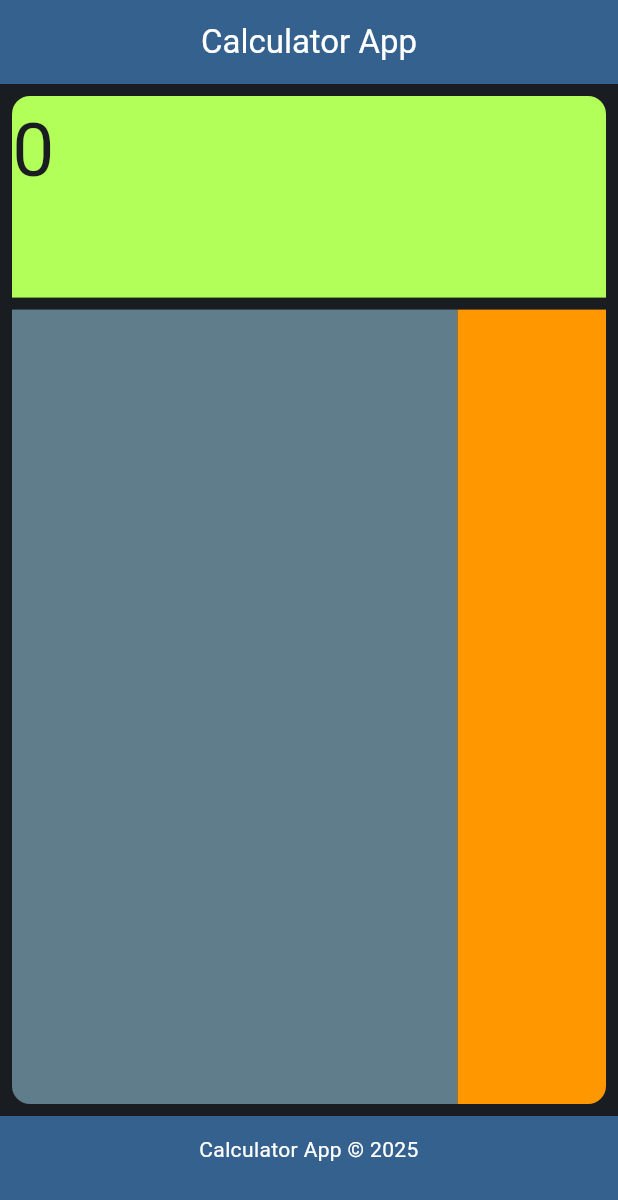
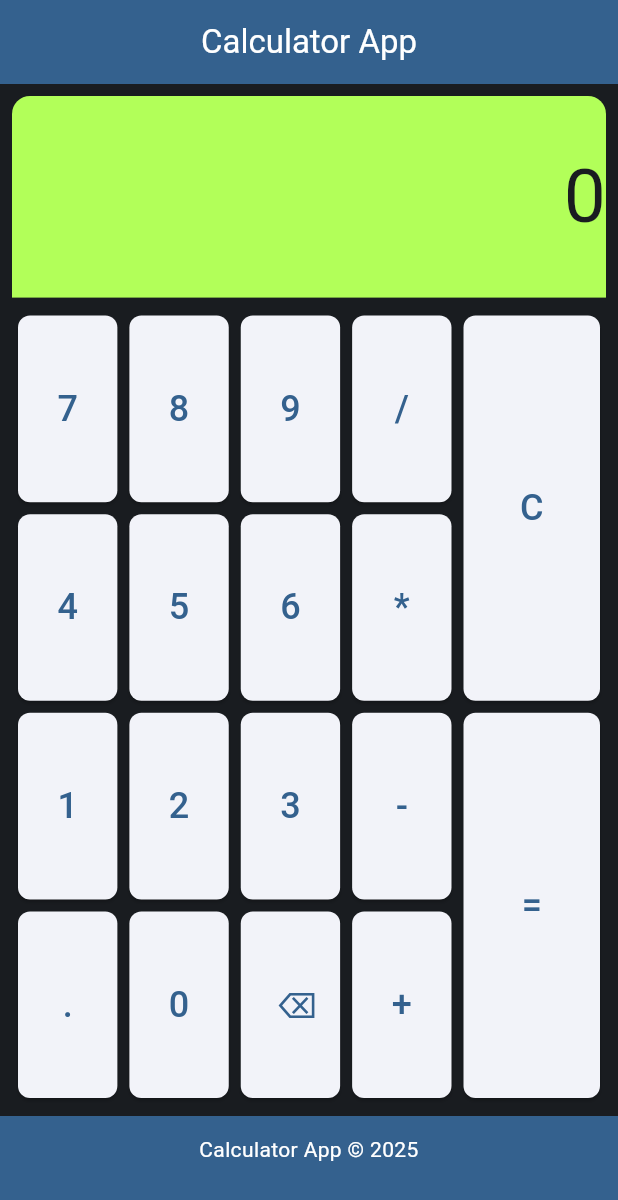
Before and after one commit to leobrowaldh/FlutterCalculator, a Flutter app: the screen it shows after launch, on a phone screen of 412 x 824 dp. Shown: the top 1200 px of the screen. Run offline on Flutter 3.47's test engine with Material 3 defaults, Android fonts, the phone set to English and light mode, and no system bars.

Commit message:
calculator implementation completed for single operations only

```diff
--- a/calculator/lib/widgets/big_buttons.dart
+++ b/calculator/lib/widgets/big_buttons.dart
@@ -1,10 +1,31 @@
+import 'package:calculator/widgets/calculator_button.dart';
 import 'package:flutter/material.dart';
 
 class BigButtons extends StatelessWidget {
-  const BigButtons({super.key});
+  final void Function(String) onPressed;
+  const BigButtons({super.key, required this.onPressed});
 
   @override
   Widget build(BuildContext context) {
-    return const ColoredBox(color: Colors.orange, child: SizedBox.expand());
+    return Column(
+      children: [
+        Expanded(
+          child: SizedBox.expand(
+            child: CalculatorButton(
+              label: 'C',
+              onPressed: () => onPressed('C'),
+            ),
+          ),
+        ),
+        Expanded(
+          child: SizedBox.expand(
+            child: CalculatorButton(
+              label: '=',
+              onPressed: () => onPressed('='),
+            ),
+          ),
+        ),
+      ],
+    );
   }
 }
--- /dev/null
+++ b/calculator/lib/widgets/calculator_button.dart
@@ -0,0 +1,27 @@
+import 'package:flutter/material.dart';
+
+class CalculatorButton extends StatelessWidget {
+  final String label;
+  final VoidCallback onPressed;
+
+  const CalculatorButton({
+    super.key,
+    required this.label,
+    required this.onPressed,
+  });
+
+  @override
+  Widget build(BuildContext context) {
+    return Padding(
+      padding: const EdgeInsets.all(4.0),
+      child: ElevatedButton(
+        style: ElevatedButton.styleFrom(
+          minimumSize: const Size(60, 60),
+          shape: RoundedRectangleBorder(borderRadius: BorderRadius.circular(8)),
+        ),
+        onPressed: onPressed,
+        child: Text(label, style: const TextStyle(fontSize: 24)),
+      ),
+    );
+  }
+}
--- a/calculator/lib/widgets/calculator_widget.dart
+++ b/calculator/lib/widgets/calculator_widget.dart
@@ -1,10 +1,24 @@
+import 'package:calculator/utils/calculator_controller.dart';
 import 'package:calculator/widgets/big_buttons.dart';
 import 'package:calculator/widgets/display.dart';
 import 'package:calculator/widgets/main_keyboard.dart';
 import 'package:flutter/material.dart';
 
-class CalculatorWidget extends StatelessWidget {
+class CalculatorWidget extends StatefulWidget {
   const CalculatorWidget({super.key});
+
+  @override
+  State<CalculatorWidget> createState() => _CalculatorWidgetState();
+}
+
+class _CalculatorWidgetState extends State<CalculatorWidget> {
+  final controller = CalculatorController();
+
+  void _handleButtonPress(String label) {
+    setState(() {
+      controller.onButtonPressed(label);
+    });
+  }
 
   @override
   Widget build(BuildContext context) {
@@ -12,15 +26,21 @@ class CalculatorWidget extends StatelessWidget {
       borderRadius: BorderRadius.circular(12.0),
       child: Column(
         children: [
-          Expanded(flex: 1, child: Display()),
+          Expanded(flex: 1, child: Display(text: controller.display)),
           Expanded(
             flex: 4,
             child: Padding(
               padding: const EdgeInsets.only(top: 8.0),
               child: Row(
-                children: const [
-                  Expanded(flex: 3, child: MainKeyboard()),
-                  Expanded(flex: 1, child: BigButtons()),
+                children: [
+                  Expanded(
+                    flex: 3,
+                    child: MainKeyboard(onPressed: _handleButtonPress),
+                  ),
+                  Expanded(
+                    flex: 1,
+                    child: BigButtons(onPressed: _handleButtonPress),
+                  ),
                 ],
               ),
             ),
--- a/calculator/lib/widgets/display.dart
+++ b/calculator/lib/widgets/display.dart
@@ -1,18 +1,22 @@
 import 'package:flutter/material.dart';
 
-class Display extends StatefulWidget {
-  const Display({super.key});
+class Display extends StatelessWidget {
+  final String text;
+  const Display({super.key, required this.text});
 
   @override
-  State<Display> createState() => _DisplayState();
-}
-
-class _DisplayState extends State<Display> {
-  @override
   Widget build(BuildContext context) {
-    return const ColoredBox(
+    return ColoredBox(
       color: Colors.lightGreenAccent,
-      child: SizedBox.expand(child: Text('0', style: TextStyle(fontSize: 50))),
+      child: SizedBox.expand(
+        child: Align(
+          alignment: Alignment.centerRight,
+          child: Text(
+            text.isEmpty ? '0' : text,
+            style: const TextStyle(fontSize: 50),
+          ),
+        ),
+      ),
     );
   }
 }
--- a/calculator/lib/widgets/main_keyboard.dart
+++ b/calculator/lib/widgets/main_keyboard.dart
@@ -1,10 +1,60 @@
 import 'package:flutter/material.dart';
+import 'package:calculator/widgets/calculator_button.dart';
 
 class MainKeyboard extends StatelessWidget {
-  const MainKeyboard({super.key});
+  final void Function(String) onPressed;
+  const MainKeyboard({super.key, required this.onPressed});
 
   @override
   Widget build(BuildContext context) {
-    return const ColoredBox(color: Colors.blueGrey, child: SizedBox.expand());
+    final labels = const [
+      '7',
+      '8',
+      '9',
+      '/',
+      '4',
+      '5',
+      '6',
+      '*',
+      '1',
+      '2',
+      '3',
+      '-',
+      '.',
+      '0',
+      '⌫',
+      '+',
+    ];
+
+    const crossAxisCount = 4;
+    final rows = (labels.length / crossAxisCount).ceil();
+
+    return LayoutBuilder(
+      builder: (context, constraints) {
+        // Compute cell aspect ratio (width / height) based on available space
+        final cellWidth = constraints.maxWidth / crossAxisCount;
+        final cellHeight = constraints.maxHeight / rows;
+        final aspectRatio = cellWidth / cellHeight;
+
+        return GridView.builder(
+          physics: const NeverScrollableScrollPhysics(),
+          padding: EdgeInsets.zero,
+          itemCount: labels.length,
+          gridDelegate: SliverGridDelegateWithFixedCrossAxisCount(
+            crossAxisCount: crossAxisCount,
+            childAspectRatio: aspectRatio,
+            crossAxisSpacing: 0,
+            mainAxisSpacing: 0,
+          ),
+          itemBuilder: (context, index) {
+            final label = labels[index];
+            return CalculatorButton(
+              label: label,
+              onPressed: () => onPressed(label),
+            );
+          },
+        );
+      },
+    );
   }
 }
```
Also changed, not shown: calculator/lib/utils/calculator_controller.dart (added, +58 -0 lines).
